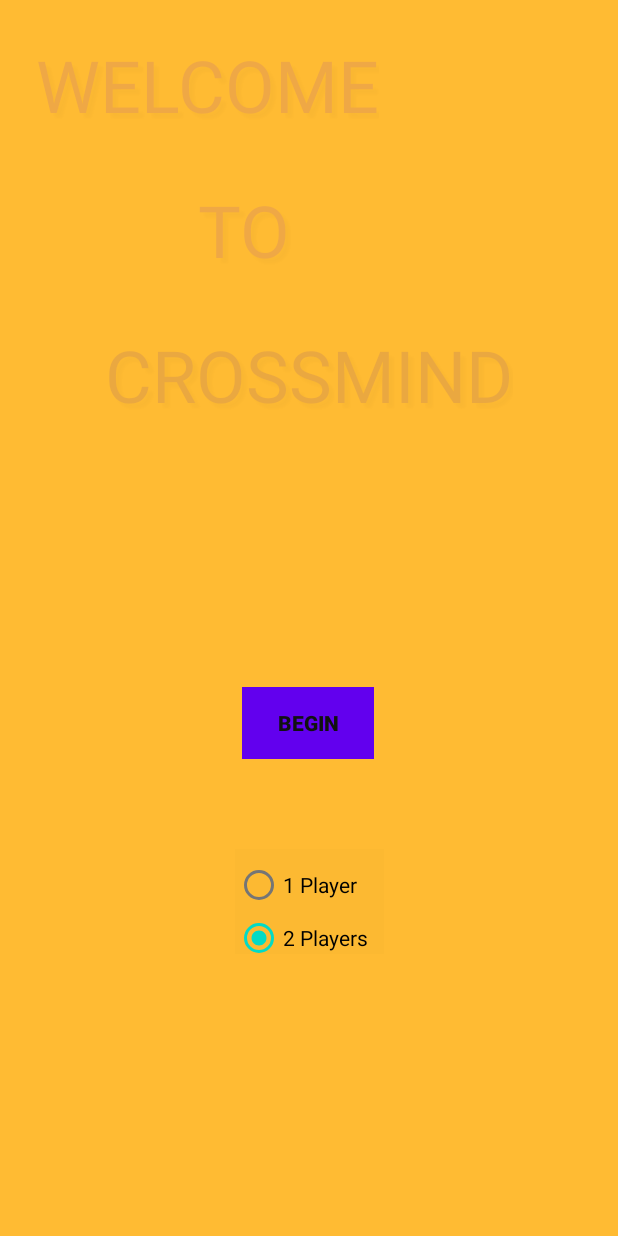
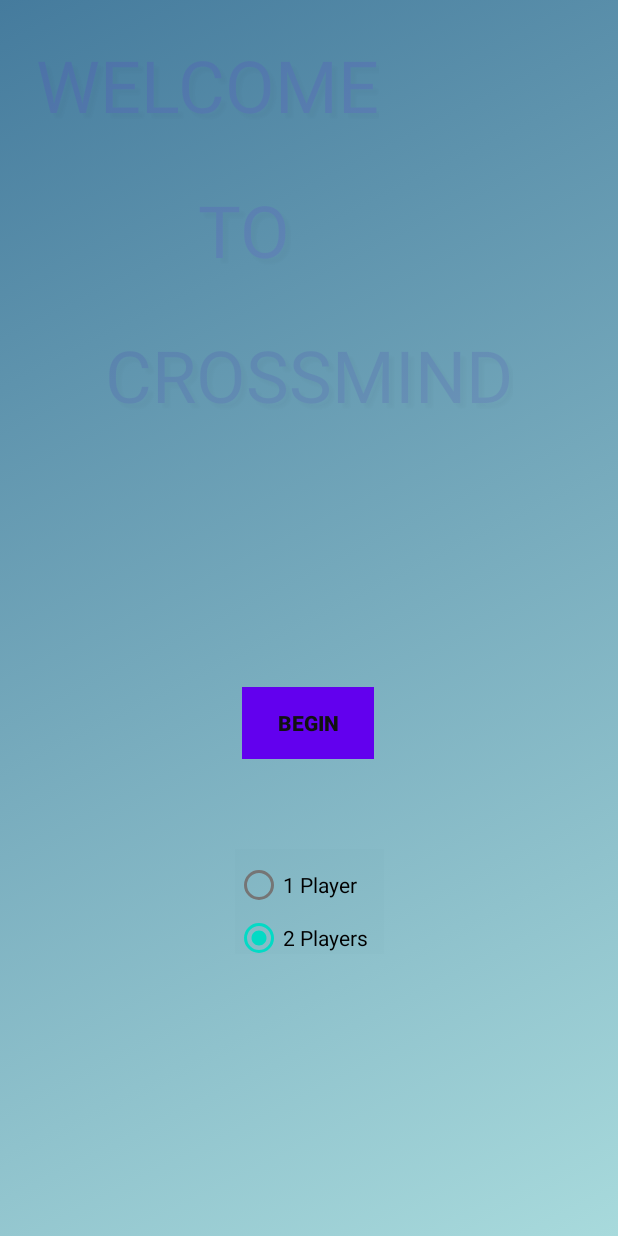
Before and after one commit to JgS0615/Crossmind_Official-Release, an Android app: the screen it shows after launch (MainActivity), on a phone screen of 412 x 824 dp. Run offline under Robolectric (Android 15) with nearby library versions, the phone set to English and light mode, and no system bars.

Commit message:
fixed some mistakes

```diff
--- a/app/src/main/java/com/jonesclass/huangstasinos/crossmind/GameActivity.java
+++ b/app/src/main/java/com/jonesclass/huangstasinos/crossmind/GameActivity.java
@@ -247,7 +247,7 @@ public class GameActivity extends AppCompatActivity {
                         Log.d(TAG, "turn: Done placing Pieces");
                     }
                 }
-            } else if (board.tiles[finalI][finalJ].hasPiece) {
+            } else if (board.tiles[finalI][finalJ].hasPiece && !place && !pieceClickable[finalI][finalJ]) {
                 String turn = "";
                 switch (turnCounter % 2) {
                     case 1:
@@ -258,6 +258,7 @@ public class GameActivity extends AppCompatActivity {
                 }
                 if (board.tiles[finalI][finalJ].piece.affinity.equals(turn)) {
                     select = true;
+                    place = false;
                     selectedPieceX = finalI;
                     selectedPieceY = finalJ;
                     Log.d(TAG, "turn: Board Tile selected.");
--- a/app/src/main/java/com/jonesclass/huangstasinos/crossmind/MainActivity.java
+++ b/app/src/main/java/com/jonesclass/huangstasinos/crossmind/MainActivity.java
@@ -5,6 +5,7 @@ import android.animation.AnimatorListenerAdapter;
 import android.animation.ObjectAnimator;
 import android.content.DialogInterface;
 import android.content.Intent;
+import android.graphics.drawable.AnimationDrawable;
 import android.media.MediaPlayer;
 import android.os.Bundle;
 import android.util.Log;
@@ -19,6 +20,7 @@ import android.widget.Toast;
 
 import androidx.appcompat.app.AlertDialog;
 import androidx.appcompat.app.AppCompatActivity;
+import androidx.constraintlayout.widget.ConstraintLayout;
 import androidx.core.splashscreen.SplashScreen;
 
 import java.util.Random;
@@ -48,6 +50,14 @@ public class MainActivity extends AppCompatActivity {
 
         super.onCreate(savedInstanceState);
         setContentView(R.layout.activity_main);
+
+        ConstraintLayout constraintLayout = findViewById(R.id.mainLayout);
+
+        AnimationDrawable animationDrawable = (AnimationDrawable) constraintLayout.getBackground();
+        animationDrawable.setEnterFadeDuration(2500);
+        animationDrawable.setExitFadeDuration(5000);
+        animationDrawable.start();
+
         //Media player setup
         mp = MediaPlayer.create(this,R.raw.faithfulmission);
         mp.start();
--- /dev/null
+++ b/app/src/main/res/drawable/backgroundgradient3.xml
@@ -0,0 +1,12 @@
+<?xml version="1.0" encoding="utf-8"?>
+<selector xmlns:android="http://schemas.android.com/apk/res/android">
+    <item>
+        <shape>
+            <gradient
+                android:angle="315"
+                android:startColor="#1d3557"
+                android:endColor="#e639"
+                />
+        </shape>
+    </item>
+</selector>
--- /dev/null
+++ b/app/src/main/res/drawable/gradient_list.xml
@@ -0,0 +1,15 @@
+<?xml version="1.0" encoding="utf-8"?>
+<animation-list xmlns:android="http://schemas.android.com/apk/res/android">
+    <item
+        android:drawable="@drawable/backgroundgradient1"
+        android:duration="5000"
+        />
+    <item
+        android:drawable="@drawable/backgroundgradient2"
+        android:duration="5000"
+        />
+    <item
+        android:drawable="@drawable/backgroundgradient3"
+        android:duration="5000"
+        />
+</animation-list>
--- a/app/src/main/res/layout/activity_main.xml
+++ b/app/src/main/res/layout/activity_main.xml
@@ -4,9 +4,8 @@
     xmlns:tools="http://schemas.android.com/tools"
     android:layout_width="match_parent"
     android:layout_height="match_parent"
-    android:background="@color/ic_launcher_background"
-    android:backgroundTint="@android:color/holo_orange_light"
-    android:backgroundTintMode="src_over"
+    android:background="@drawable/gradient_list"
+    android:id="@+id/mainLayout"
     tools:context=".MainActivity">
 
     <TextView
```
